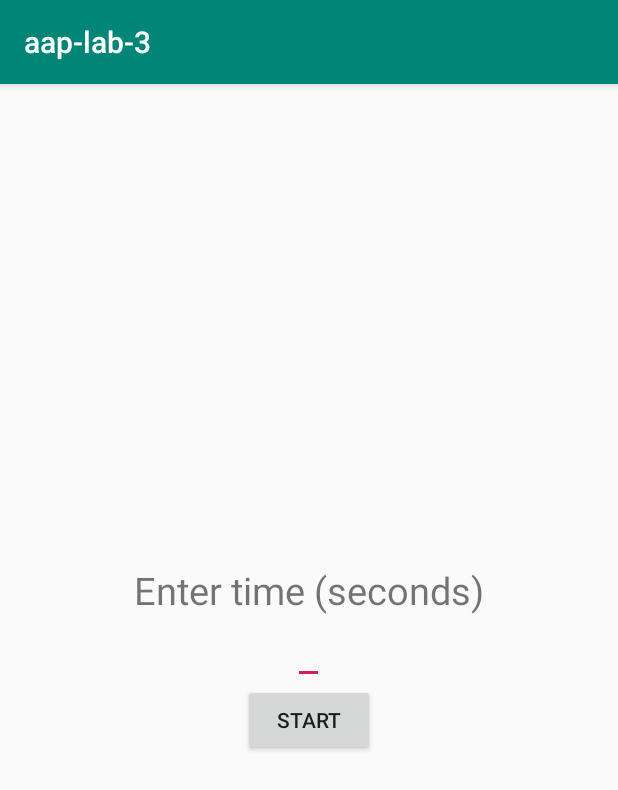
After one commit to RachelPolachova/aap-oamk-lab3, an Android app: the EggTimerActivity screen opened directly, with no data from a screen before it, on a phone screen of 412 x 824 dp. The commit adds this screen. Shown: the top 790 px of the screen. Run offline under Robolectric (Android 15) with nearby library versions, the phone set to English and light mode, and no system bars.

Commit message:
timer finished

```diff
--- a/app/src/main/AndroidManifest.xml
+++ b/app/src/main/AndroidManifest.xml
@@ -9,7 +9,9 @@
 		android:roundIcon="@mipmap/ic_launcher_round"
 		android:supportsRtl="true"
 		android:theme="@style/AppTheme">
-		<activity android:name=".ZooActivity"></activity>
+		<activity android:name=".CountdownActivity"></activity>
+		<activity android:name=".EggTimerActivity" />
+		<activity android:name=".ZooActivity" />
 		<activity android:name=".ExternalActivity" />
 		<activity android:name=".MenusActivity" />
 		<activity android:name=".MainActivity">
--- /dev/null
+++ b/app/src/main/java/com/rachel/polachova/aap_lab_3/EggTimerActivity.java
@@ -0,0 +1,38 @@
+package com.rachel.polachova.aap_lab_3;
+
+import android.content.Intent;
+import android.support.v7.app.AppCompatActivity;
+import android.os.Bundle;
+import android.view.View;
+import android.widget.Button;
+import android.widget.TextView;
+import android.widget.Toast;
+
+public class EggTimerActivity extends AppCompatActivity {
+
+    @Override
+    protected void onCreate(Bundle savedInstanceState) {
+        super.onCreate(savedInstanceState);
+        setContentView(R.layout.activity_egg_timer);
+        setupStartButton();
+    }
+
+    private void setupStartButton() {
+        Button startBtn = findViewById(R.id.start_button);
+        startBtn.setOnClickListener(new View.OnClickListener() {
+            @Override
+            public void onClick(View v) {
+                TextView secondsTextView = findViewById(R.id.seconds_value);
+                String text = secondsTextView.getText().toString();
+                if (text.matches("[0-9]+")) {
+                    Intent i = new Intent(EggTimerActivity.this, CountdownActivity.class);
+                    i.putExtra("seconds", Integer.valueOf(text));
+                    startActivity(i);
+                } else {
+                    Toast.makeText(getApplicationContext(), "Insert only numbers please", Toast.LENGTH_SHORT).show();
+                }
+            }
+        });
+    }
+
+}
--- /dev/null
+++ b/app/src/main/res/layout/activity_egg_timer.xml
@@ -0,0 +1,37 @@
+<?xml version="1.0" encoding="utf-8"?>
+<android.support.constraint.ConstraintLayout xmlns:android="http://schemas.android.com/apk/res/android"
+    xmlns:app="http://schemas.android.com/apk/res-auto"
+    xmlns:tools="http://schemas.android.com/tools"
+    android:layout_width="match_parent"
+    android:layout_height="match_parent"
+    tools:context=".EggTimerActivity">
+
+    <LinearLayout
+        android:layout_width="match_parent"
+        android:layout_height="match_parent"
+        android:orientation="vertical"
+        android:gravity="center"
+        >
+
+        <TextView
+            android:layout_width="wrap_content"
+            android:layout_height="wrap_content"
+            android:text="Enter time (seconds)"
+            android:textSize="25dp"
+            />
+
+        <EditText
+            android:id="@+id/seconds_value"
+            android:layout_width="wrap_content"
+            android:layout_height="wrap_content"/>
+
+        <Button
+            android:id="@+id/start_button"
+            android:layout_width="wrap_content"
+            android:layout_height="wrap_content"
+            android:text="start"
+            />
+
+    </LinearLayout>
+
+</android.support.constraint.ConstraintLayout>
```
Also changed, not shown: app/src/main/java/com/rachel/polachova/aap_lab_3/CountdownActivity.java (added, +47 -0 lines), app/src/main/java/com/rachel/polachova/aap_lab_3/MainActivity.java (+12 -0 lines), app/src/main/res/layout/activity_countdown.xml (added, +20 -0 lines).
